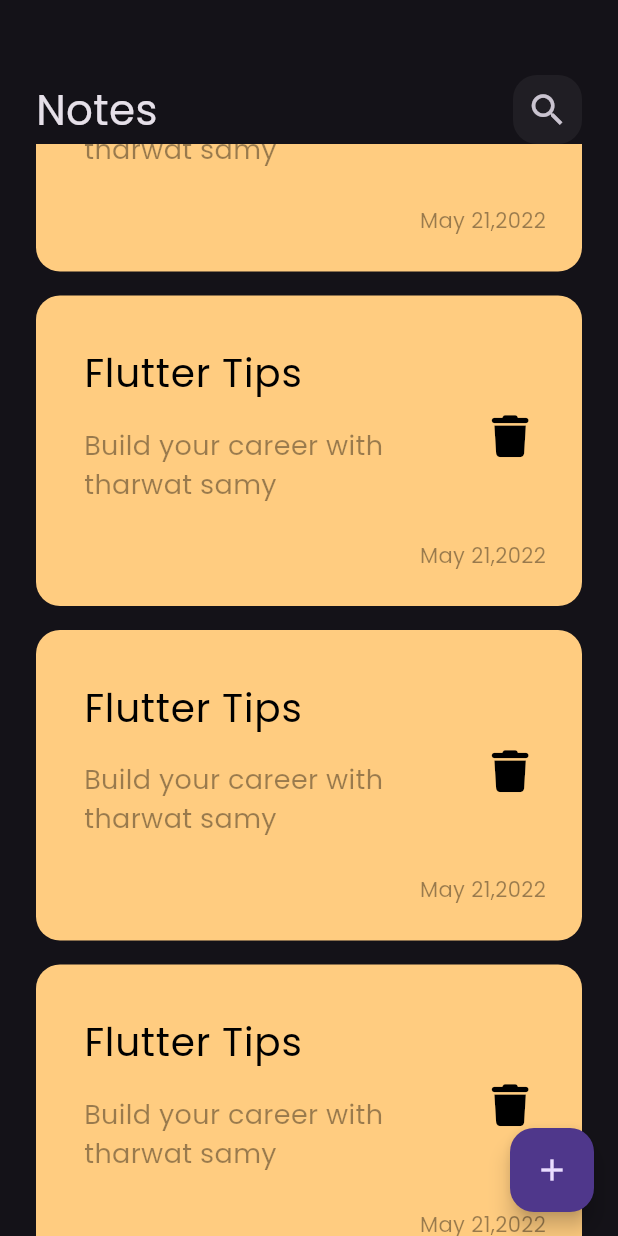
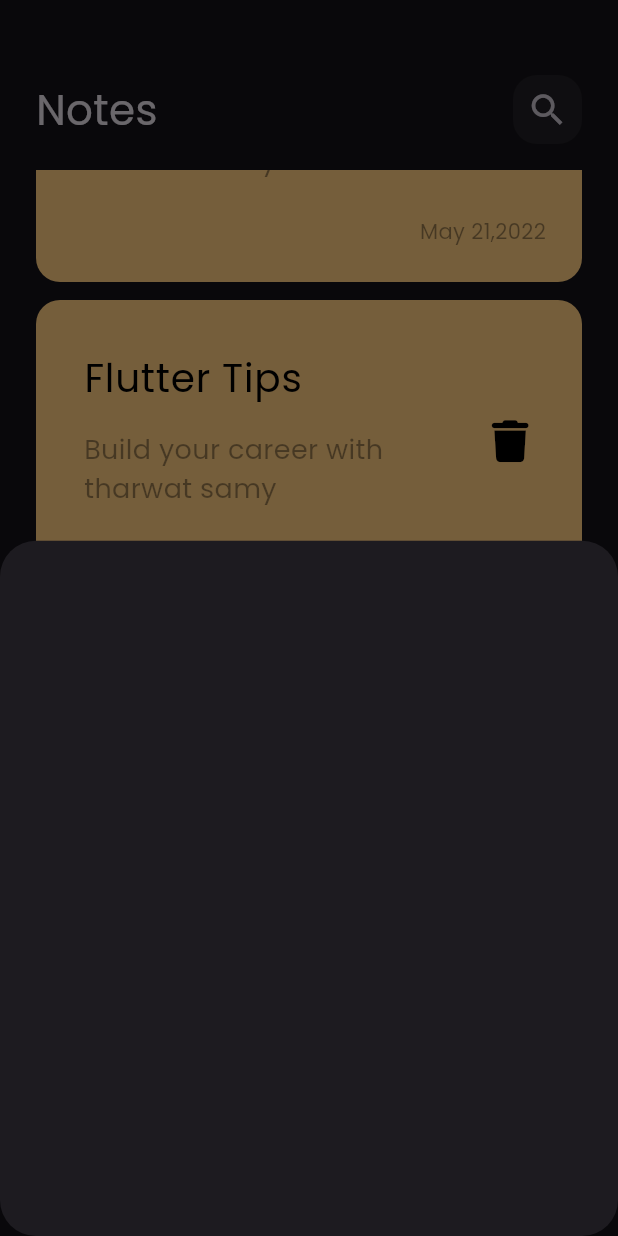
Before and after one commit to amany124/notes_app, a Flutter app: the screen it shows after launch, scrolled down 576 dp, after a tap on the "add" icon, on a phone screen of 412 x 824 dp. Run offline on Flutter 3.47's test engine with Material 3 defaults, Android fonts, the phone set to English and light mode, and no system bars; our stand-ins replace font_awesome_flutter.

Commit message:
show modal bottom sheet with rounded border

```diff
--- a/lib/views/notes_view.dart
+++ b/lib/views/notes_view.dart
@@ -1,4 +1,5 @@
 import 'package:flutter/material.dart';
+import 'package:notes_app/widgets/note_bottom_sheet_body.dart';
 import 'package:notes_app/widgets/notes_view_body.dart';
 
 class NotesView extends StatelessWidget {
@@ -8,7 +9,16 @@ class NotesView extends StatelessWidget {
   Widget build(BuildContext context) {
     return Scaffold(
       floatingActionButton: FloatingActionButton(
-        onPressed: () {},
+        onPressed: () {
+          showModalBottomSheet(
+              context: context,
+              shape: RoundedRectangleBorder(
+                borderRadius: BorderRadius.circular(24),
+              ),
+              builder: (context) {
+                return noteBootomSheetBody();
+              });
+        },
         child: Icon(Icons.add),
       ),
       body: notesViewBody(),
--- /dev/null
+++ b/lib/widgets/note_bottom_sheet_body.dart
@@ -0,0 +1,12 @@
+ import 'package:flutter/material.dart';
+
+class noteBootomSheetBody
+ extends StatelessWidget {
+  const noteBootomSheetBody
+  ({super.key});
+
+  @override
+  Widget build(BuildContext context) {
+    return Container();
+  }
+}
--- a/lib/widgets/notes_listview.dart
+++ b/lib/widgets/notes_listview.dart
@@ -6,11 +6,16 @@ class noteListView extends StatelessWidget {
 
   @override
   Widget build(BuildContext context) {
-    return ListView.builder(itemBuilder: (context, index) {
-      return Padding(
-        padding: const EdgeInsets.symmetric(vertical: 8),
-        child: noteItem(),
-      );
-    });
+    return Padding(
+      padding: const EdgeInsets.symmetric(vertical: 17),
+      child: ListView.builder(
+          padding: EdgeInsets.zero,
+          itemBuilder: (context, index) {
+            return Padding(
+              padding: const EdgeInsets.symmetric(vertical: 6),
+              child: noteItem(),
+            );
+          }),
+    );
   }
 }
```
